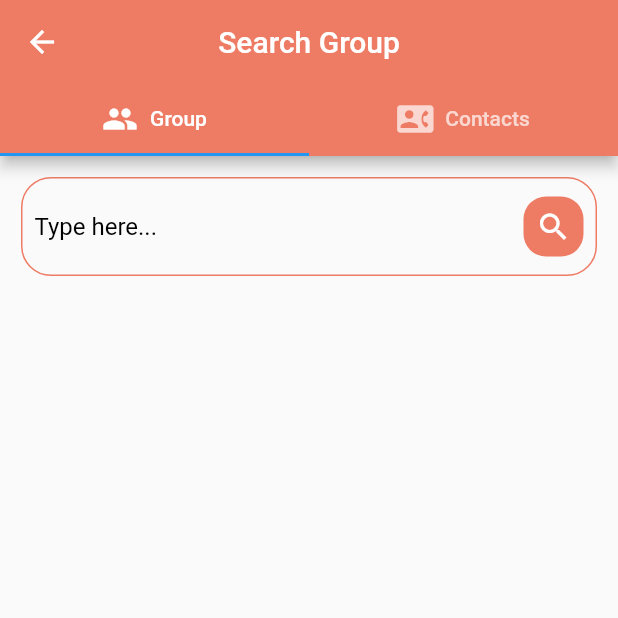
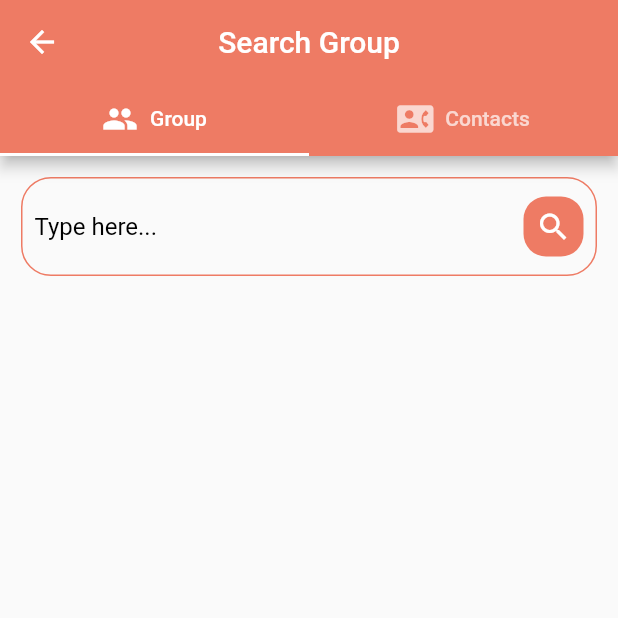
Before and after one commit to PCRIG/flutter-chat-app, a Flutter app: the SearchPage screen opened directly, after a tap on the "search" icon, on a phone screen of 412 x 824 dp, the top half of it. Run offline on Flutter 3.47's test engine with Material 2 defaults, Android fonts, the phone set to English and light mode, and no system bars; our stand-ins replace cloud_firestore, contacts_service, firebase_auth, firebase_core, permission_handler, shared_preferences; accounts and stored records are empty.

Commit message:
search contact integrated

```diff
--- a/lib/pages/search_page.dart
+++ b/lib/pages/search_page.dart
@@ -16,7 +16,8 @@ class SearchPage extends StatefulWidget {
 }
 
 class _SearchPageState extends State<SearchPage> with TickerProviderStateMixin {
-  TextEditingController searchController = TextEditingController();
+  TextEditingController searchGroupController = TextEditingController();
+  TextEditingController searchContactController = TextEditingController();
   late TabController tabController;
 
   bool _isLoading = false;
@@ -51,6 +52,7 @@ class _SearchPageState extends State<SearchPage> with TickerProviderStateMixin {
         backgroundColor: Theme.of(context).primaryColor,
         bottom: TabBar(
           overlayColor: MaterialStateProperty.all(Colors.white12),
+          indicatorColor: Colors.white,
           controller: tabController,
           tabs: <Widget>[
             Tab(
@@ -106,7 +108,8 @@ class _SearchPageState extends State<SearchPage> with TickerProviderStateMixin {
             children: [
               Expanded(
                 child: TextField(
-                  controller: searchController,
+                  controller:
+                      isGroup ? searchGroupController : searchContactController,
                   decoration: const InputDecoration(
                     border: InputBorder.none,
                     hintText: 'Type here...',
@@ -116,7 +119,7 @@ class _SearchPageState extends State<SearchPage> with TickerProviderStateMixin {
               ),
               GestureDetector(
                 onTap: () {
-                  initiateSearch(isGroup: isGroup);
+                  isGroup ? initiateGroupSearch() : initiateContactSearch();
                 },
                 child: Container(
                   height: 40,
@@ -146,15 +149,14 @@ class _SearchPageState extends State<SearchPage> with TickerProviderStateMixin {
     );
   }
 
-  initiateSearch({required isGroup}) async {
-    if (searchController.text.isNotEmpty) {
+  initiateGroupSearch() async {
+    if (searchGroupController.text.isNotEmpty) {
       setState(() {
         _isLoading = true;
       });
 
-      if (isGroup) {
       await DatabaseService(FirebaseAuth.instance.currentUser!.uid)
-            .searchGroup(searchController.text)
+          .searchGroup(searchGroupController.text)
           .then((value) {
         setState(() {
           searchGroupList = value;
@@ -163,15 +165,22 @@ class _SearchPageState extends State<SearchPage> with TickerProviderStateMixin {
       });
       return;
     }
+  }
 
+  initiateContactSearch() async {
     if (await Permission.contacts.request().isGranted) {
-        await ContactsService.getContacts(withThumbnails: false).then((value) {
+      setState(() {
+        _isLoading = true;
+      });
+
+      await ContactsService.getContacts(
+              withThumbnails: false, query: searchContactController.text)
+          .then((value) {
         setState(() {
           searchContactList = value;
           _isLoading = false;
         });
       });
-      }
     }
   }
 
@@ -197,11 +206,8 @@ class _SearchPageState extends State<SearchPage> with TickerProviderStateMixin {
             shrinkWrap: true,
             itemCount: searchContactList.length,
             itemBuilder: ((context, index) {
-              return groupTile(
-                  "groupId",
-                  searchContactList[index].displayName ?? '',
-                  "admin",
-                  userName);
+              return contactTile(searchContactList[index].displayName ?? "",
+                  searchContactList[index].phones?[0].value ?? "", userName);
             }))
         : Container();
   }
@@ -233,6 +239,25 @@ class _SearchPageState extends State<SearchPage> with TickerProviderStateMixin {
     });
   }
 
+  Widget contactTile(
+      String contactName, String contactNumber, String userName) {
+    return ListTile(
+      leading: CircleAvatar(
+        backgroundColor: Theme.of(context).primaryColor,
+        child: Text(
+          contactName.substring(0, 1).toUpperCase(),
+          style: const TextStyle(
+            color: Colors.white,
+            fontWeight: FontWeight.bold,
+            fontSize: 25,
+          ),
+        ),
+      ),
+      title: Text(contactName),
+      subtitle: Text(contactNumber),
+    );
+  }
+
   Widget groupTile(
       String groupId, String groupName, String admin, String userName) {
     getGroupJoinData(groupId, groupName);
@@ -241,11 +266,14 @@ class _SearchPageState extends State<SearchPage> with TickerProviderStateMixin {
       contentPadding: const EdgeInsets.symmetric(horizontal: 10, vertical: 6),
       leading: CircleAvatar(
         backgroundColor: Theme.of(context).primaryColor,
-        child: Text(groupName.substring(0, 1).toUpperCase(),
+        child: Text(
+          groupName.substring(0, 1).toUpperCase(),
           style: const TextStyle(
             color: Colors.white,
             fontWeight: FontWeight.bold,
-                fontSize: 25)),
+            fontSize: 25,
+          ),
+        ),
       ),
       title: Text(groupName),
       subtitle: Text("Admin: ${getGroupName(admin)}"),
@@ -266,13 +294,16 @@ class _SearchPageState extends State<SearchPage> with TickerProviderStateMixin {
             : Container(
                 decoration: BoxDecoration(
                     color: Theme.of(context).primaryColor,
-                      borderRadius:
-                          const BorderRadius.all(Radius.circular(10))),
+                    borderRadius: const BorderRadius.all(Radius.circular(10))),
                 padding:
                     const EdgeInsets.symmetric(horizontal: 12, vertical: 8),
-                  child: const Text("Join",
+                child: const Text(
+                  "Join",
                   style: TextStyle(
-                          color: Colors.white, fontWeight: FontWeight.bold)))),
+                      color: Colors.white, fontWeight: FontWeight.bold),
+                ),
+              ),
+      ),
     );
   }
 }
```
Also changed, not shown: lib/pages/personal_chat_page.dart (added). Lines whose indentation alone changed are shown as unchanged.
